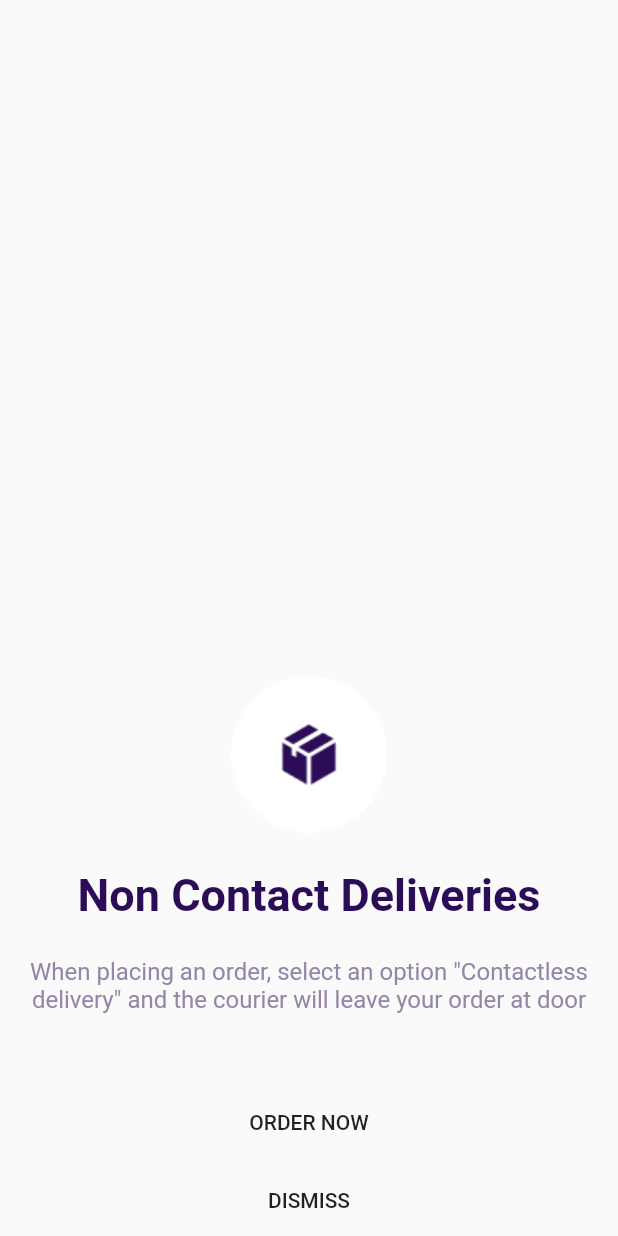
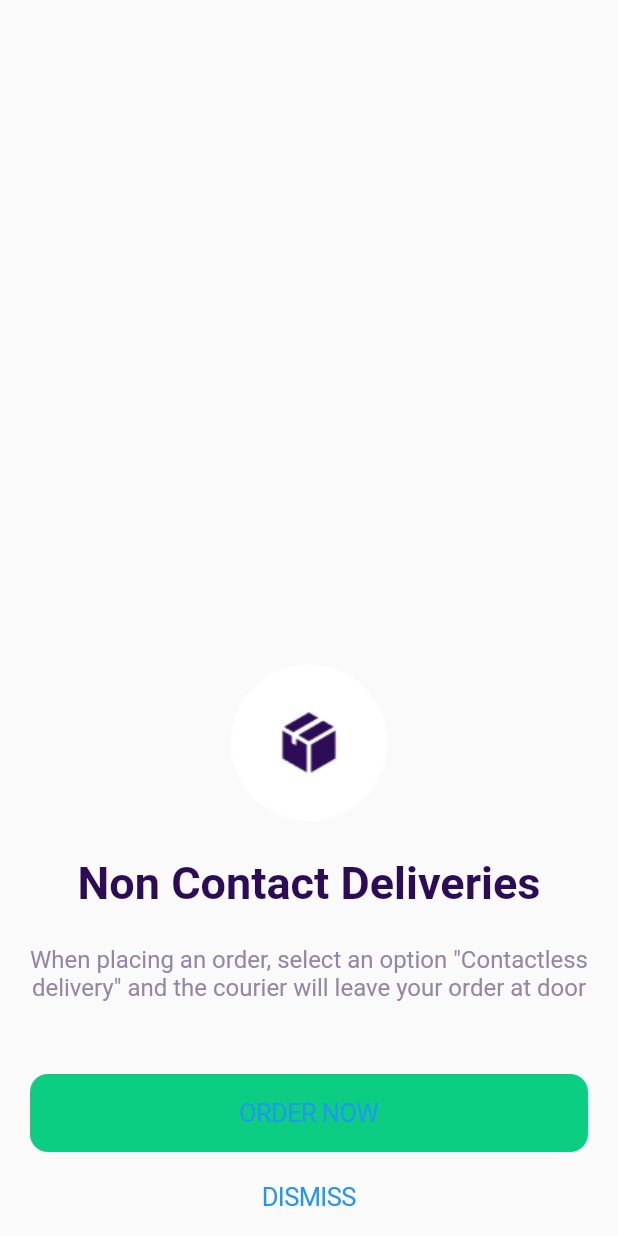
Before and after one commit to rafellk/dev_apps_advanced_topics_flutter, a Flutter app: the screen it shows after launch, on a phone screen of 412 x 824 dp. Run offline on Flutter 3.47's test engine with Material 2 defaults, Android fonts, the phone set to English and light mode, and no system bars; our stand-ins replace transparent_image.

Commit message:
Use cupertino button and adjust size

```diff
--- a/DEVAPPS2019.2/delivery_app/lib/common/utils/app_colors.dart
+++ b/DEVAPPS2019.2/delivery_app/lib/common/utils/app_colors.dart
@@ -3,4 +3,6 @@ import 'package:flutter/material.dart';
 class AppColors {
   static Color primaryTextColor = Color(0xff2D0C57);
   static Color secondaryTextColor = Color(0xff9586A8);
+
+  static Color primaryButtonColor = Color(0xff0BCE83);
 }
--- a/DEVAPPS2019.2/delivery_app/lib/features/onboarding/onboarding_page.dart
+++ b/DEVAPPS2019.2/delivery_app/lib/features/onboarding/onboarding_page.dart
@@ -1,8 +1,11 @@
 import 'package:delivery_app/common/utils/app_colors.dart';
+import 'package:flutter/cupertino.dart';
 import 'package:flutter/material.dart';
 
 class OnboardingPage extends StatelessWidget {
   build(BuildContext context) {
+    var buttonWidth = MediaQuery.of(context).size.width - 40;
+
     return Scaffold(
       body: SafeArea(
         child: Container(
@@ -23,9 +26,20 @@ class OnboardingPage extends StatelessWidget {
                   isSmall: true,
                   color: AppColors.secondaryTextColor),
               SizedBox(height: 48),
-              FlatButton(onPressed: () {}, child: Text("ORDER NOW")),
+              Container(
+                width: buttonWidth,
+                child: CupertinoButton(
+                  onPressed: () {},
+                  child: Text("ORDER NOW"),
+                  color: AppColors.primaryButtonColor,
+                ),
+              ),
               SizedBox(height: 4),
-              FlatButton(onPressed: () {}, child: Text("DISMISS")),
+              Container(
+                width: buttonWidth,
+                child:
+                    CupertinoButton(onPressed: () {}, child: Text("DISMISS")),
+              )
             ],
           ),
         ),
```
